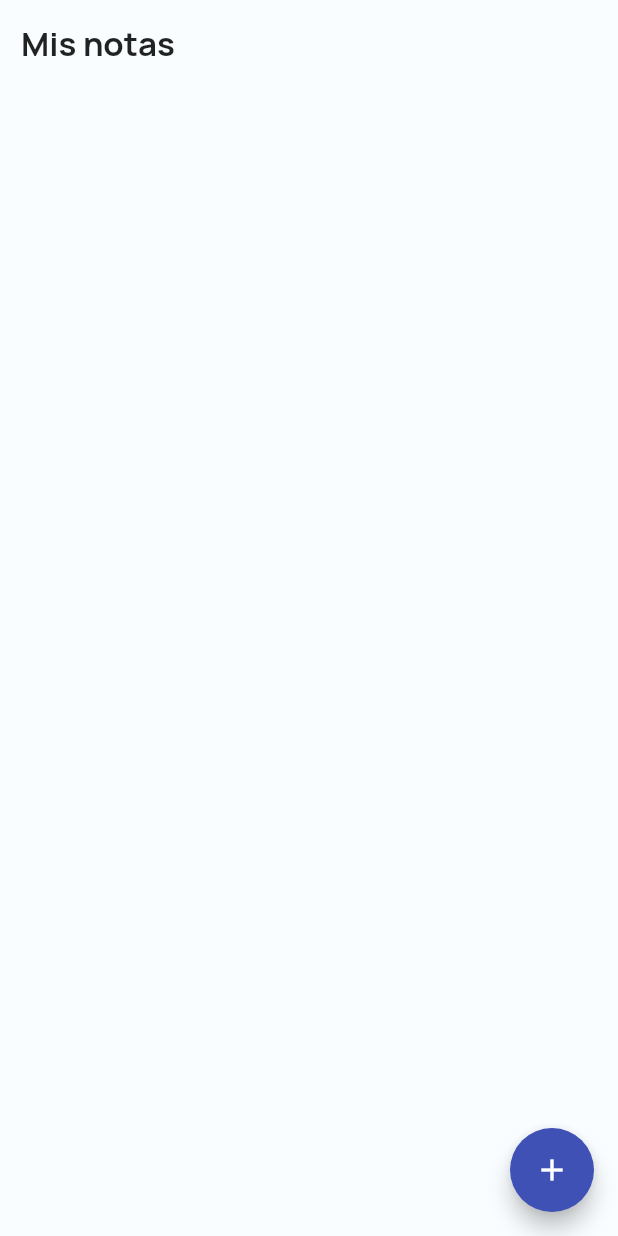
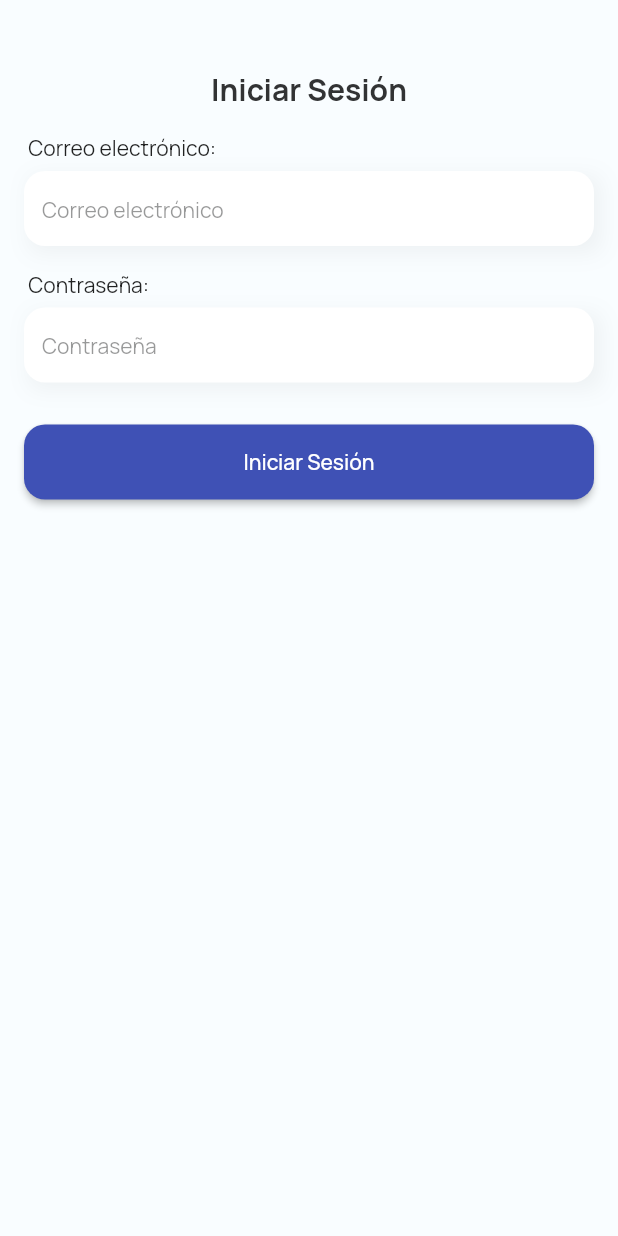
Before and after one commit to eeBarrionuevo/flutter_codigo_notes, a Flutter app: the screen it shows after launch, on a phone screen of 412 x 824 dp. Run offline on Flutter 3.47's test engine with Material 2 defaults, Android fonts, the phone set to English and light mode, and no system bars; our stand-ins replace cloud_firestore, firebase_core, firebase_storage, google_fonts, image_picker; accounts and stored records are empty.

Commit message:
List 4.5

```diff
--- a/lib/main.dart
+++ b/lib/main.dart
@@ -3,6 +3,7 @@ import 'package:flutter/material.dart';
 import 'package:flutter_localizations/flutter_localizations.dart';
 import 'package:google_fonts/google_fonts.dart';
 import 'package:notes/pages/home_page.dart';
+import 'package:notes/pages/login_page.dart';
 
 void main() async {
   WidgetsFlutterBinding.ensureInitialized();
@@ -33,7 +34,7 @@ class MyApp extends StatelessWidget {
        //Locale('en', ''), // English, no country code
         Locale('es', ''), // Spanish, no country code
       ],
-      home: HomePage(),
+      home: LoginPage(),
     );
   }
 }
--- /dev/null
+++ b/lib/pages/login_page.dart
@@ -0,0 +1,60 @@
+import 'package:flutter/material.dart';
+import 'package:notes/ui/general/colors.dart';
+import 'package:notes/ui/widgets/button_normal_widget.dart';
+import 'package:notes/ui/widgets/textfield_normal_widget.dart';
+
+class LoginPage extends StatefulWidget {
+  const LoginPage({Key? key}) : super(key: key);
+
+  @override
+  State<LoginPage> createState() => _LoginPageState();
+}
+
+class _LoginPageState extends State<LoginPage> {
+  final TextEditingController _emailController = TextEditingController();
+  final TextEditingController _passwordController = TextEditingController();
+
+  @override
+  Widget build(BuildContext context) {
+    return Scaffold(
+      backgroundColor: kBackgroundPrimaryColor,
+      body: SingleChildScrollView(
+        child: SafeArea(
+          child: Padding(
+            padding: const EdgeInsets.all(16.0),
+            child: Column(
+              children: [
+                const SizedBox(
+                  height: 30.0,
+                ),
+                Text(
+                  "Iniciar Sesión",
+                  style: TextStyle(
+                    fontSize: 20,
+                    fontWeight: FontWeight.bold,
+                    color: kFontPrimaryColor,
+                  ),
+                ),
+                const SizedBox(
+                  height: 16.0,
+                ),
+                TextFieldNormalWidget(
+                  hintText: "Correo electrónico",
+                  controller: _emailController,
+                ),
+                TextFieldNormalWidget(
+                  hintText: "Contraseña",
+                  controller: _passwordController,
+                ),
+                const SizedBox(
+                  height: 12.0,
+                ),
+                ButtonNormalWidget(text: "Iniciar Sesión", onPressed: () {}),
+              ],
+            ),
+          ),
+        ),
+      ),
+    );
+  }
+}
```
